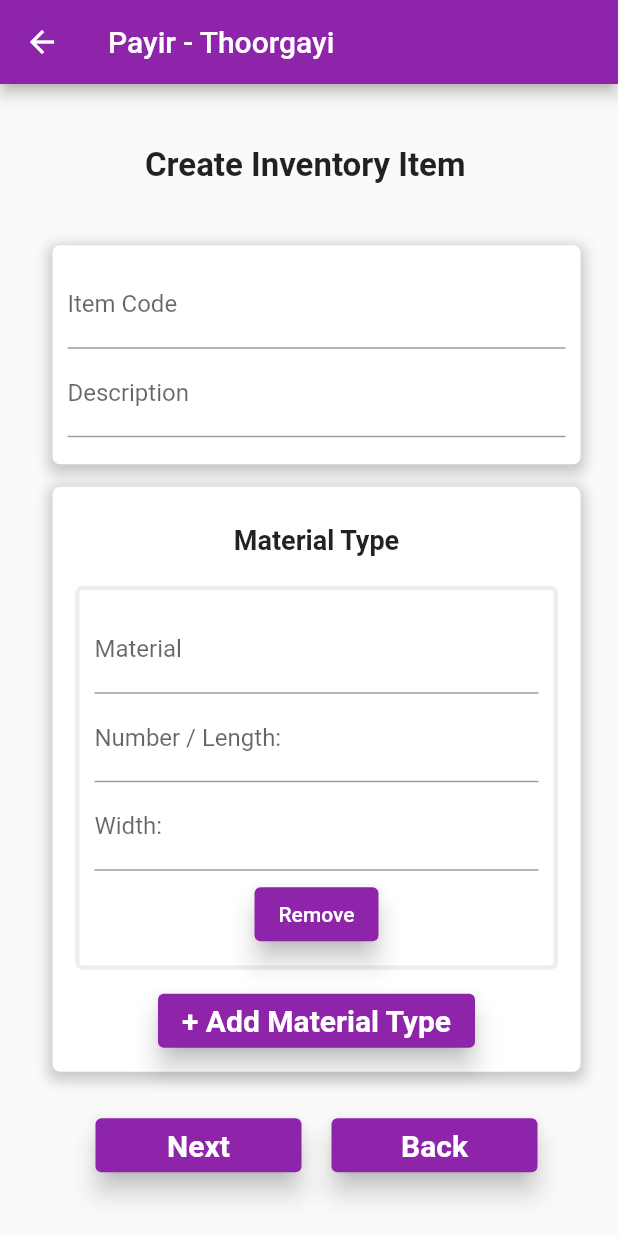
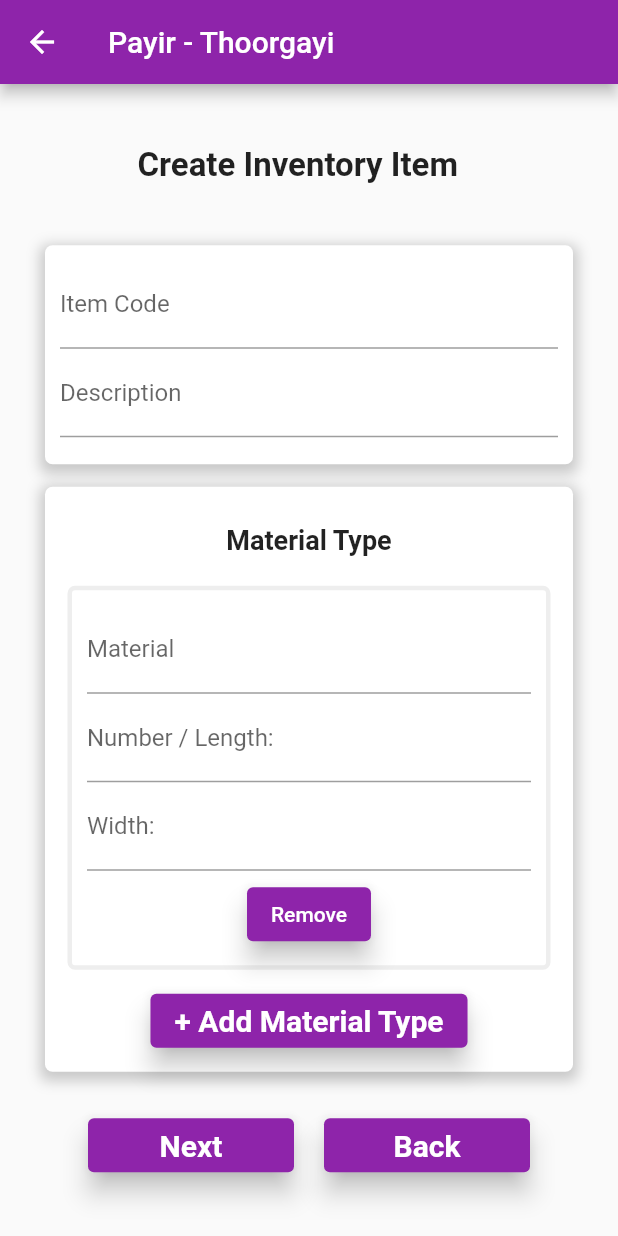
Before and after one commit to 2020-opportunity-hack/Team-04, a Flutter app: the CreateInventoryItem screen opened directly, on a phone screen of 412 x 824 dp. Run offline on Flutter 3.47's test engine with Material 2 defaults, Android fonts, the phone set to English and light mode, and no system bars; our stand-ins replace easy_localization, firebase_auth, firebase_core, firebase_database, modal_progress_hud; missing offline and left inert: dart:ffi; accounts and stored records are empty; Roboto replaces fonts that are missing (Montserrat).

Commit message:
adjusted padding

```diff
--- a/lib/createItem.dart
+++ b/lib/createItem.dart
@@ -232,7 +232,7 @@ class _CreateInventoryItemState extends State<CreateInventoryItem> {
       body: Center(
         child: SingleChildScrollView(
           child: Container(
-            padding: EdgeInsets.fromLTRB(20.0, 0.0, 10.0, 0.0),
+            padding: EdgeInsets.fromLTRB(10.0, 0.0, 10.0, 0.0),
             child: Column(
               children: [
                 heading,
--- a/lib/createItemSummary.dart
+++ b/lib/createItemSummary.dart
@@ -176,7 +176,7 @@ class _CreateItemSummaryState extends State<CreateItemSummary> {
       body: SingleChildScrollView(
         child: Center(
           child: Container(
-            padding: EdgeInsets.fromLTRB(20.0, 0.0, 10.0, 0.0),
+            padding: EdgeInsets.fromLTRB(10.0, 0.0, 10.0, 0.0),
             child: Column(
               children: [
                 heading,
--- a/lib/createItemTwo.dart
+++ b/lib/createItemTwo.dart
@@ -297,7 +297,7 @@ class _CreateInventoryItemTwoState extends State<CreateInventoryItemTwo> {
       body: SingleChildScrollView(
         child: Center(
           child: Container(
-            padding: EdgeInsets.fromLTRB(20.0, 0.0, 10.0, 0.0),
+            padding: EdgeInsets.fromLTRB(10.0, 0.0, 10.0, 0.0),
             child: Column(
               children: [
                 heading,
```
